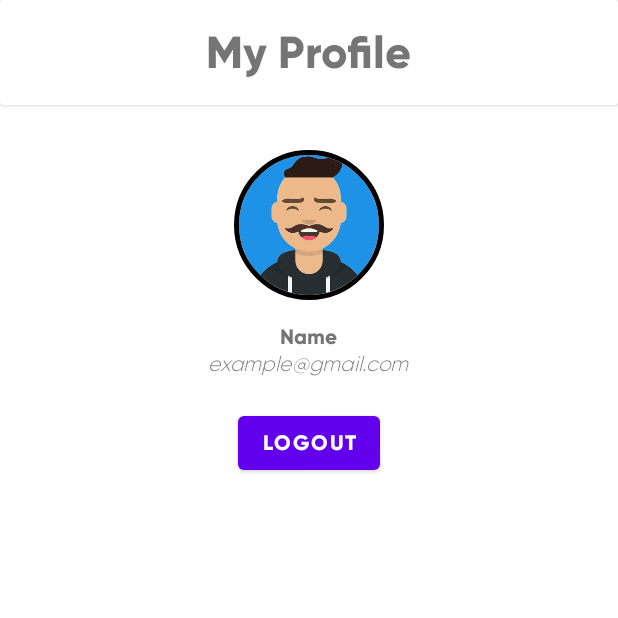
After one commit to yyuvraj54/Nego, an Android app: the fragment Profile shown on its own in the app's theme, on a phone screen of 412 x 824 dp, the top half of it. The commit adds this screen. Run offline under Robolectric (Android 15) with nearby library versions, the phone set to English and light mode, and no system bars; our stand-ins replace CircleImageView, Firebase (no records; nobody signed in at launch, a user with empty details on screens opened directly); pictures from the network do not load.

Commit message:
Added code in profile-model view

```diff
--- a/app/src/main/java/com/example/nego/Repository/UserRepository.kt
+++ b/app/src/main/java/com/example/nego/Repository/UserRepository.kt
@@ -253,4 +253,34 @@ class UserRepository {
         return userListLiveData
     }
 
+    fun getProfileData(): LiveData<ArrayList<User>> {
+        val userListLiveData = MutableLiveData<ArrayList<User>>()
+        val userList = ArrayList<User>()
+
+        val firebase: FirebaseUser = FirebaseAuth.getInstance().currentUser!!
+        val databaseReference = FirebaseDatabase.getInstance("https://nego-a7774-default-rtdb.asia-southeast1.firebasedatabase.app").getReference("User").child(firebase.uid)
+
+        databaseReference.addValueEventListener(object : ValueEventListener {
+            override fun onDataChange(snapshot: DataSnapshot) {
+                userList.clear()
+                for (dataSnapshot: DataSnapshot in snapshot.children) {
+                    val user = dataSnapshot.getValue(User::class.java)
+                    Log.d(TAG, "onDataChange: " + user.toString())
+
+                    if (user!!.userId == firebase.uid) {
+                        userList.add(user)
+                        Log.d(TAG, "onDataChange: $userList")
+                    }
+                }
+                userListLiveData.value = userList
+            }
+
+            override fun onCancelled(error: DatabaseError) {
+                Log.d(TAG, "onCancelled: " + error.message)
+            }
+        })
+
+        return userListLiveData
+    }
+
 }
--- /dev/null
+++ b/app/src/main/java/com/example/nego/ui/profire/Profile.kt
@@ -0,0 +1,70 @@
+package com.example.nego.ui.profire
+
+import android.os.Bundle
+import android.view.LayoutInflater
+import android.view.View
+import android.view.ViewGroup
+import android.widget.TextView
+import androidx.fragment.app.Fragment
+import androidx.lifecycle.ViewModelProvider
+import com.bumptech.glide.Glide
+import com.example.nego.R
+import com.example.nego.databinding.FragmentProfileBinding
+import com.google.firebase.auth.FirebaseAuth
+import com.google.firebase.auth.FirebaseUser
+import com.google.firebase.firestore.auth.User
+
+
+class Profile : Fragment() {
+
+    private var _binding: FragmentProfileBinding? = null
+
+    // This property is only valid between onCreateView and
+    // onDestroyView.
+    private val binding get() = _binding!!
+
+    override fun onCreateView(
+        inflater: LayoutInflater,
+        container: ViewGroup?,
+        savedInstanceState: Bundle?
+    ): View {
+        val profileViewModel =ViewModelProvider(this).get(ProfileViewModel::class.java)
+
+        _binding = FragmentProfileBinding.inflate(inflater, container, false)
+        val root: View = binding.root
+
+
+
+
+        profileViewModel.getData().observe(viewLifecycleOwner){userList->
+            if (userList != null && userList.isNotEmpty()) {
+                // Accessing the first user in the list
+                val user = userList[0]
+
+                // Accessing properties
+                val name = user.userName
+                val userId = user.userId
+                val profileIconUrl = user.profileImage // Assuming profileIcon is a URL
+
+                binding.profileName.text =name
+                val firebase: FirebaseUser = FirebaseAuth.getInstance().currentUser!!
+                Glide.with(this)
+                    .load(profileIconUrl)
+                    .placeholder(R.drawable.avtar) // Optional: Placeholder image while loading
+                    .error(R.drawable.avtar) // Optional: Image to display if loading fails
+                    .into(binding.profileImage)
+                binding.profileEmail.text =firebase.email
+            }
+        }
+
+
+
+
+        return root
+    }
+
+    override fun onDestroyView() {
+        super.onDestroyView()
+        _binding = null
+    }
+}
--- /dev/null
+++ b/app/src/main/java/com/example/nego/ui/profire/ProfileViewModel.kt
@@ -0,0 +1,19 @@
+package com.example.nego.ui.profire
+
+import androidx.lifecycle.LiveData
+import androidx.lifecycle.MutableLiveData
+import androidx.lifecycle.ViewModel
+import com.example.nego.Repository.UserRepository
+import com.example.nego.Responses.User
+
+class ProfileViewModel : ViewModel() {
+
+    private val userRepository= UserRepository();
+
+
+    fun getData():LiveData<ArrayList<User>>{
+        return userRepository.getProfileData()
+    }
+
+
+}
--- /dev/null
+++ b/app/src/main/res/layout/fragment_profile.xml
@@ -0,0 +1,72 @@
+<?xml version="1.0" encoding="utf-8"?>
+<LinearLayout xmlns:android="http://schemas.android.com/apk/res/android"
+    xmlns:app="http://schemas.android.com/apk/res-auto"
+    xmlns:tools="http://schemas.android.com/tools"
+    android:layout_width="match_parent"
+    android:orientation="vertical"
+    android:layout_height="match_parent"
+    android:gravity="center_horizontal"
+    tools:context=".ui.profire.Profile">
+
+    <androidx.cardview.widget.CardView
+        android:layout_width="match_parent"
+        android:elevation="20dp"
+
+        android:layout_height="70dp" >
+
+        <TextView
+            android:id="@+id/textView7"
+            android:layout_width="wrap_content"
+            android:layout_height="wrap_content"
+            android:text="My Profile"
+            android:fontFamily="@font/gilroybold"
+            android:textSize="30sp"
+            android:layout_gravity="center"/>
+
+    </androidx.cardview.widget.CardView>
+
+    <LinearLayout
+        android:layout_width="match_parent"
+        android:layout_height="wrap_content"
+        android:gravity="center_horizontal"
+        android:orientation="vertical">
+
+        <de.hdodenhof.circleimageview.CircleImageView
+
+            xmlns:app="http://schemas.android.com/apk/res-auto"
+            android:id="@+id/profile_image"
+            android:layout_width="100dp"
+            android:layout_height="100dp"
+
+            android:layout_marginTop="30dp"
+            android:src="@drawable/avtar"
+            app:civ_border_color="#FF000000"
+            app:civ_border_width="3dp" />
+
+        <TextView
+            android:id="@+id/profile_name"
+            android:layout_width="wrap_content"
+            android:layout_height="wrap_content"
+            android:layout_marginTop="15dp"
+            android:fontFamily="@font/gilroybold"
+            android:text="Name" />
+
+        <TextView
+            android:id="@+id/profile_email"
+            android:textStyle="italic"
+            android:layout_width="wrap_content"
+            android:layout_height="wrap_content"
+            android:fontFamily="@font/gilroylight"
+            android:text="example@gmail.com" />
+
+
+    </LinearLayout>
+
+    <Button
+        android:id="@+id/button2"
+        android:layout_marginTop="20dp"
+        android:layout_width="wrap_content"
+        android:layout_height="wrap_content"
+        android:fontFamily="@font/gilroybold"
+        android:text="logOut"/>
+</LinearLayout>
--- a/app/src/main/res/navigation/mobile_navigation.xml
+++ b/app/src/main/res/navigation/mobile_navigation.xml
@@ -14,9 +14,9 @@
 
     <fragment
         android:id="@+id/nav_home"
-        android:name="com.example.nego.ui.home.HomeFragment"
+        android:name="com.example.nego.ui.profire.Profile"
         android:label="@string/menu_home"
-        tools:layout="@layout/fragment_home" />
+        tools:layout="@layout/fragment_profile" />
 
 
     <fragment
--- a/app/src/main/res/values/strings.xml
+++ b/app/src/main/res/values/strings.xml
@@ -7,7 +7,7 @@
     <string name="nav_header_desc">Navigation header</string>
     <string name="action_settings">Settings</string>
 
-    <string name="menu_home">Home</string>
+    <string name="menu_home">Profile</string>
     <string name="menu_chats">Chats</string>
     <string name="menu_slideshow">Slideshow</string>
 </resources>
```
Also changed, not shown: app/src/main/java/com/example/nego/firebase/MessagingService.kt (deleted, +0 -7 lines), app/src/main/java/com/example/nego/ui/home/HomeFragment.kt (deleted, +0 -42 lines), app/src/main/java/com/example/nego/ui/home/HomeViewModel.kt (deleted, +0 -13 lines), app/src/main/res/layout/fragment_home.xml (deleted, +0 -23 lines), app/src/main/res/drawable/avtar.jpg (added).
